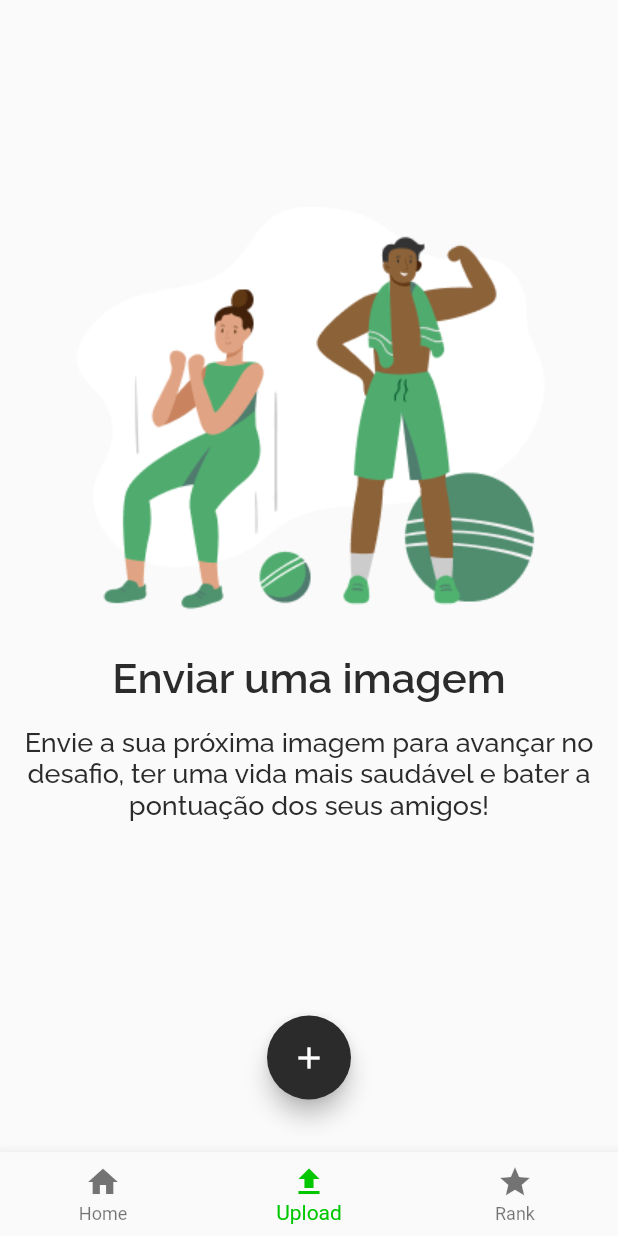
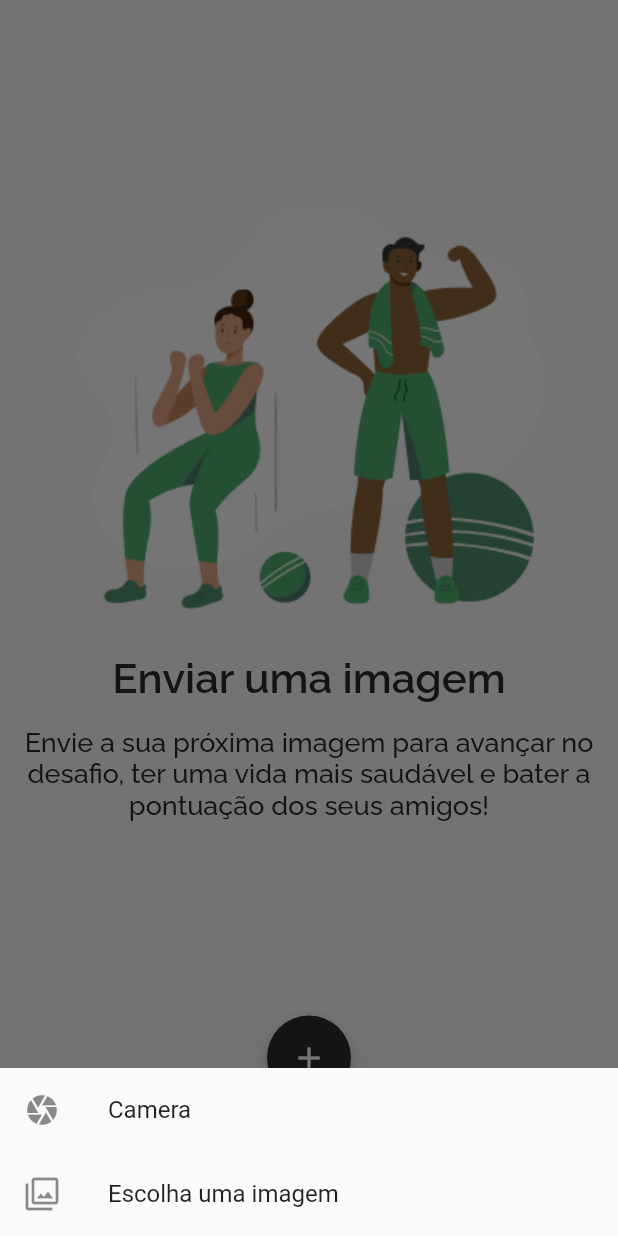
Before and after one commit to thiago1591/Beta_Fit, a Flutter app: the BottomNavigation screen opened directly with empty values, item 2 of the bottom bar chosen, after a tap on the "add" icon, on a phone screen of 412 x 824 dp. Run offline on Flutter 3.47's test engine with Material 2 defaults, Android fonts, the phone set to English and light mode, and no system bars; our stand-ins replace cloud_firestore, firebase_core, firebase_storage, google_fonts, google_sign_in, image_cropper and 2 more; accounts and stored records are empty; network calls fail.

Commit message:
Upload images to firebase working

```diff
--- a/lib/bottomNavigation/bottom_navigation.dart
+++ b/lib/bottomNavigation/bottom_navigation.dart
@@ -30,7 +30,7 @@ class _BottomNavigationState extends State<BottomNavigation> {
         case 0:
             return HomePage(user: user);
         case 1:
-            return UploadImagePage();
+            return UploadImagePage(user: user);
 
         default:
             return RankingPage();
--- a/lib/login/login_controller.dart
+++ b/lib/login/login_controller.dart
@@ -16,6 +16,7 @@ class LoginController {
       final user = UserModel(
         name: response!.displayName!,
         photoURL: response.photoUrl,
+        id: response.id,
       );
       authController.setUser(context, user);
       print(response);
--- a/lib/shared/models/user_model.dart
+++ b/lib/shared/models/user_model.dart
@@ -1,10 +1,11 @@
 import 'dart:convert';
 
 class UserModel {
+  final id;
   final String name;
   final String? photoURL;
 
-  UserModel({required this.name, this.photoURL});
+  UserModel({required this.name, this.photoURL, this.id});
 
   factory UserModel.fromMap(Map<String, dynamic> map) {
     return UserModel(name: map['name'], photoURL: map['photoURL']);
--- a/lib/upload_image/upload_image_page.dart
+++ b/lib/upload_image/upload_image_page.dart
@@ -1,17 +1,23 @@
 import 'package:debate_place_flutter/core/app_colors.dart';
 import 'package:debate_place_flutter/core/app_text_styles.dart';
 import 'package:debate_place_flutter/shared/database/database_controller.dart';
+import 'package:debate_place_flutter/shared/models/user_model.dart';
+import 'package:debate_place_flutter/upload_image/images_controller.dart';
+import 'package:debate_place_flutter/upload_image/widgets/preview_image_widget.dart';
 import 'package:flutter/material.dart';
 
 class UploadImagePage extends StatefulWidget {
-  const UploadImagePage({ Key? key }) : super(key: key);
+  final UserModel user;
+  const UploadImagePage({ Key? key, required this.user }) : super(key: key);
 
   @override
   _UploadImagePageState createState() => _UploadImagePageState();
 }
 
 class _UploadImagePageState extends State<UploadImagePage> {
-  var databaseService = DatabaseService();
+
+  String imageUrl = "";
+
   @override
   Widget build(BuildContext context) {
     return Scaffold(
@@ -38,15 +44,15 @@ class _UploadImagePageState extends State<UploadImagePage> {
               ],),
             ),
             Expanded(child: Text('')),
-            Padding(
-              padding: const EdgeInsets.only(bottom: 35),
-              child: FloatingActionButton(
-                  onPressed: () async{
-                    await databaseService.addUser();
-                  },
-                  backgroundColor: AppColors.black,
-                  child: Icon(Icons.add)),
-            )
+            PreviewImageWidget(
+              user:widget.user,
+              onFileChanged: (imageUrl) {
+                setState(() {
+                  this.imageUrl = imageUrl;
+                });
+              },
+            ),
+
           ],
         ),
       ),
--- /dev/null
+++ b/lib/upload_image/widgets/preview_image_widget.dart
@@ -0,0 +1,108 @@
+import 'dart:io';
+
+import 'package:debate_place_flutter/bottomNavigation/bottom_navigation.dart';
+import 'package:debate_place_flutter/core/app_colors.dart';
+import 'package:debate_place_flutter/home/home_page.dart';
+import 'package:debate_place_flutter/shared/models/user_model.dart';
+import 'package:flutter/material.dart';
+import 'package:image_cropper/image_cropper.dart';
+import 'package:image_picker/image_picker.dart';
+import 'package:firebase_storage/firebase_storage.dart' as firebase_storage;
+
+class PreviewImageWidget extends StatefulWidget {
+  final UserModel user;
+  final Function(String imageUrl) onFileChanged;
+
+  const PreviewImageWidget(
+      {Key? key, required this.onFileChanged, required this.user})
+      : super(key: key);
+
+  @override
+  _PreviewImageWidgetState createState() => _PreviewImageWidgetState();
+}
+
+class _PreviewImageWidgetState extends State<PreviewImageWidget> {
+  @override
+  Widget build(BuildContext context) {
+    final ImagePicker _picker = ImagePicker();
+
+    String? imageUrl;
+
+    Future _uploadFile(String path) async {
+      firebase_storage.Reference ref = firebase_storage.FirebaseStorage.instance
+          .ref()
+          .child('users')
+          .child('${widget.user.name}')
+          .child('images')
+          .child('${DateTime.now().toIso8601String()}');
+      final result = await ref.putFile(File(path));
+      final fileUrl = await result.ref.getDownloadURL();
+
+      setState(() {
+        imageUrl = fileUrl;
+      });
+
+      widget.onFileChanged(fileUrl);
+
+      Navigator.push(
+          context,
+          MaterialPageRoute(
+              builder: (context) => BottomNavigation(user: widget.user)));
+    }
+
+    Future _pickImage(ImageSource source) async {
+      final pickedFile =
+          await _picker.pickImage(source: source, imageQuality: 50);
+      if (pickedFile == null) {
+        return;
+      }
+
+      var file = await ImageCropper.cropImage(
+          sourcePath: pickedFile.path,
+          aspectRatio: CropAspectRatio(ratioX: 1, ratioY: 1));
+      if (file == null) {
+        return;
+      }
+
+      await _uploadFile(file.path);
+    }
+
+    Future _selectPhoto() async {
+      await showModalBottomSheet(
+        context: context,
+        builder: (context) => BottomSheet(
+          onClosing: () {},
+          builder: (context) => Column(
+            mainAxisSize: MainAxisSize.min,
+            children: [
+              ListTile(
+                leading: Icon(Icons.camera),
+                title: Text('Camera'),
+                onTap: () {
+                  Navigator.of(context).pop();
+                  _pickImage(ImageSource.camera);
+                },
+              ),
+              ListTile(
+                leading: Icon(Icons.filter),
+                title: Text('Escolha uma imagem'),
+                onTap: () {
+                  Navigator.of(context).pop();
+                  _pickImage(ImageSource.gallery);
+                },
+              ),
+            ],
+          ),
+        ),
+      );
+    }
+
+    return Padding(
+      padding: const EdgeInsets.only(bottom: 35),
+      child: FloatingActionButton(
+          onPressed: _selectPhoto,
+          backgroundColor: AppColors.black,
+          child: Icon(Icons.add)),
+    );
+  }
+}
--- a/pubspec.yaml
+++ b/pubspec.yaml
@@ -16,6 +16,10 @@ dependencies:
   google_sign_in_web: ^0.10.0+1
   shared_preferences: ^2.0.6
   cloud_firestore: ^2.4.0
+  image_cropper: ^1.4.1
+  image_picker: ^0.8.3+2
+  firebase_storage: ^10.0.1
+  firebase_storage_web: ^3.0.0
 
 dev_dependencies:
   flutter_test:
```
Also changed, not shown: lib/upload_image/images_controller.dart (added), pubspec.lock, 1 other file.
